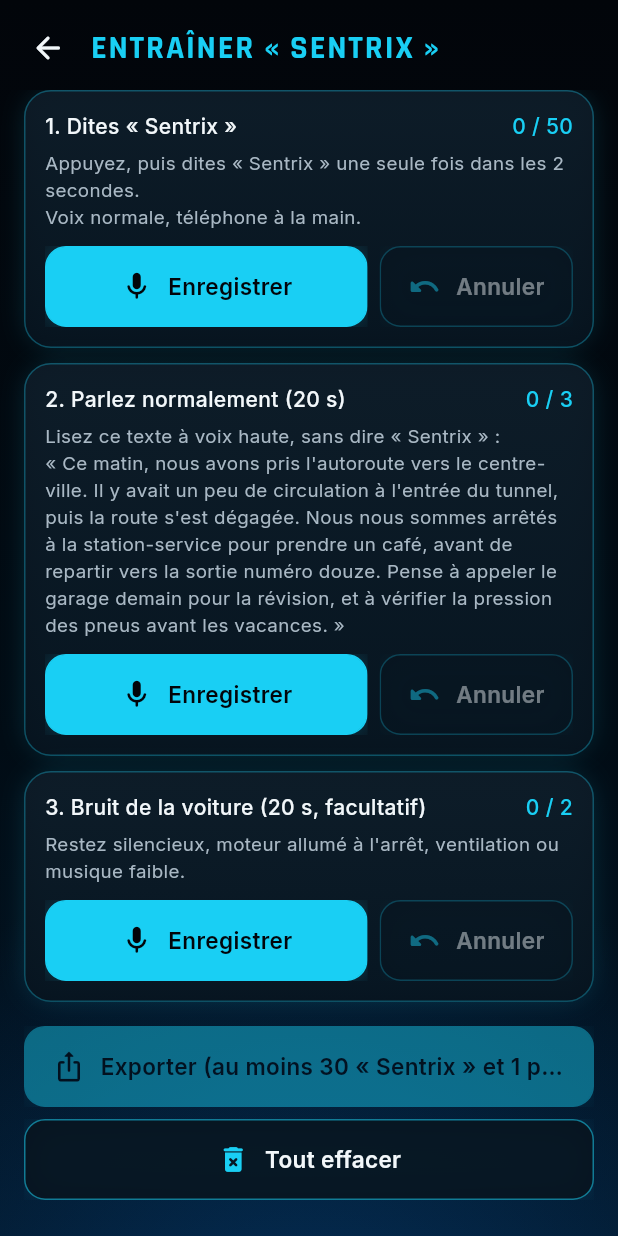
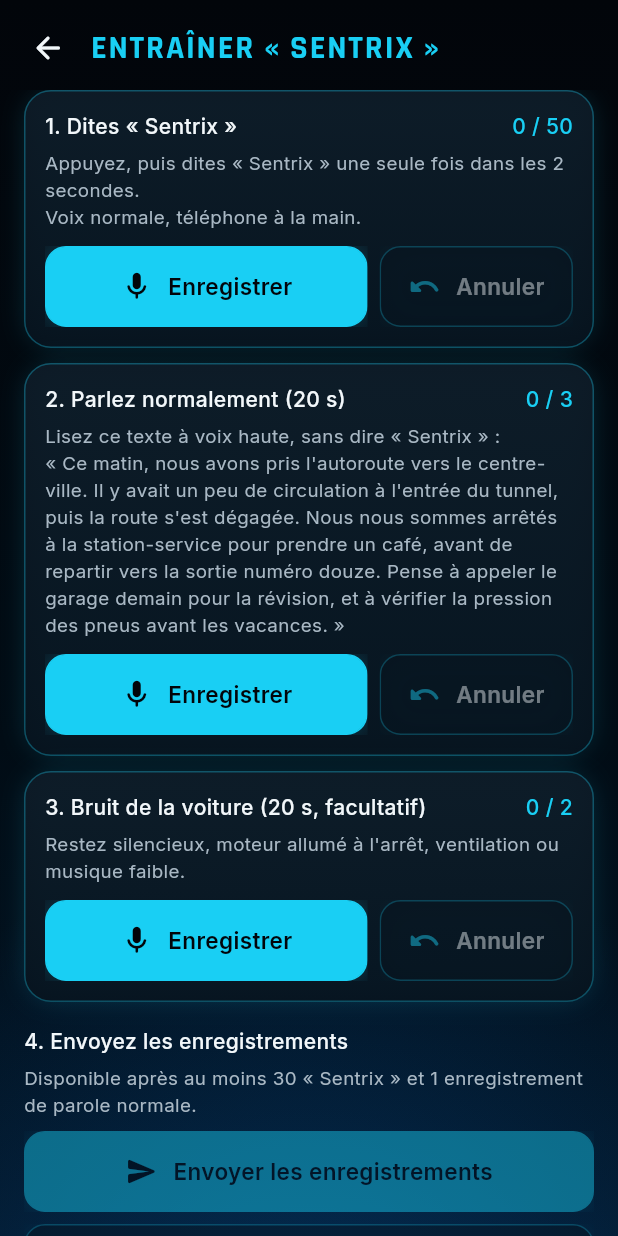
Before and after one commit to hempreur/VIGIROAD, a Flutter app: the VoiceTrainingScreen screen opened by its route, scrolled down 154 dp, on a phone screen of 412 x 824 dp. Run offline on Flutter 3.47's test engine with Material 3 defaults, Android fonts, the phone set to English and light mode, and no system bars; our stand-ins replace audioplayers, camera, cross_file, file_picker, flutter_riverpod, flutter_secure_storage and 9 more; missing offline and left inert: google_mlkit_text_recognition, maplibre_gl, record; accounts and stored records are empty; statements that could not run were skipped.

Commit message:
feat(sentrix): envoi direct des enregistrements (menu de partage) et accès visible (1.1.2) (#24)
L'écran d'entraînement était difficile à trouver (bas des réglages) et
l'export ne faisait qu'enregistrer un fichier. Accès en tête des Réglages et
dans le menu de SENTRIX ; bouton « Envoyer » (application Claude, e-mail,
Drive…) avec la marche à suivre ; « Enregistrer dans un fichier » conservé.


Claude-Session: https://claude.ai/code/session_014xZPsWexrbBqW3v24zUWMc

Co-authored-by: Claude <noreply@anthropic.com>

```diff
--- a/lib/features/sentrix/application/voice_training_controller.dart
+++ b/lib/features/sentrix/application/voice_training_controller.dart
@@ -2,9 +2,11 @@ import 'dart:async';
 import 'dart:io';
 import 'dart:typed_data';
 
+import 'package:cross_file/cross_file.dart';
 import 'package:file_picker/file_picker.dart';
 import 'package:flutter_riverpod/flutter_riverpod.dart';
 import 'package:path_provider/path_provider.dart';
+import 'package:share_plus/share_plus.dart';
 
 import '../../../app/providers.dart';
 import '../../../core/permissions/permission_service.dart';
@@ -24,15 +26,35 @@ final zipSaverProvider = Provider<Future<bool> Function(String name, Uint8List b
       await FilePicker.saveFile(fileName: name, bytes: bytes, mimeType: 'application/zip') != null,
 );
 
+/// Envoi par le menu de partage du système (Claude, e-mail, Drive…) ;
+/// renvoie vrai si l'utilisateur a choisi une destination.
+final zipSharerProvider = Provider<Future<bool> Function(String name, Uint8List bytes)>((ref) {
+  return (name, bytes) async {
+    final dir = await getTemporaryDirectory();
+    final file = File('${dir.path}/$name');
+    await file.writeAsBytes(bytes, flush: true);
+    final result = await SharePlus.instance.share(ShareParams(
+      files: [XFile(file.path, mimeType: 'application/zip')],
+      subject: 'Enregistrements VIGIROAD « Sentrix »',
+      text: 'Enregistrements de ma voix pour entraîner le mot « Sentrix » (VIGIROAD).',
+    ));
+    return result.status != ShareResultStatus.dismissed;
+  };
+});
+
 class VoiceTrainingState {
   const VoiceTrainingState({
     this.counts = const {},
     this.recording,
     this.level = 0,
     this.message,
+    this.exported = false,
   });
 
   final Map<SampleKind, int> counts;
+
+  /// Archive envoyée ou enregistrée au moins une fois (affiche la suite).
+  final bool exported;
 
   /// Type en cours d'enregistrement (null : au repos).
   final SampleKind? recording;
@@ -42,13 +64,20 @@ class VoiceTrainingState {
   int count(SampleKind k) => counts[k] ?? 0;
   bool get canExport => SampleKind.values.every((k) => count(k) >= k.minimum);
 
-  VoiceTrainingState copyWith({Map<SampleKind, int>? counts, SampleKind? recording, bool clearRecording = false, double? level, String? message}) =>
-      VoiceTrainingState(
-        counts: counts ?? this.counts,
-        recording: clearRecording ? null : recording ?? this.recording,
-        level: level ?? this.level,
-        message: message,
-      );
+  VoiceTrainingState copyWith({
+    Map<SampleKind, int>? counts,
+    SampleKind? recording,
+    bool clearRecording = false,
+    double? level,
+    String? message,
+    bool? exported,
+  }) => VoiceTrainingState(
+    counts: counts ?? this.counts,
+    recording: clearRecording ? null : recording ?? this.recording,
+    level: level ?? this.level,
+    message: message,
+    exported: exported ?? this.exported,
+  );
 }
 
 final voiceTrainingProvider = NotifierProvider.autoDispose<VoiceTrainingController, VoiceTrainingState>(VoiceTrainingController.new);
@@ -105,11 +134,26 @@ class VoiceTrainingController extends Notifier<VoiceTrainingState> {
     await refresh();
   }
 
-  /// Exporte l'archive ; renvoie vrai si l'utilisateur l'a enregistrée.
-  Future<bool> export({required String appVersion}) async {
+  static const archiveName = 'vigiroad_sentrix_voix.zip';
+
+  /// Envoie l'archive (menu de partage) ou l'enregistre dans un fichier
+  /// ([toFile]) ; renvoie vrai si l'utilisateur est allé au bout.
+  Future<bool> export({required String appVersion, bool toFile = false}) async {
     final bytes = await (await _store).exportZip(appVersion: appVersion);
-    final ok = await ref.read(zipSaverProvider)('vigiroad_sentrix_voix.zip', bytes);
-    if (ref.mounted && ok) state = state.copyWith(message: 'Archive exportée (${(bytes.length / 1e6).toStringAsFixed(1)} Mo).');
+    final send = toFile ? ref.read(zipSaverProvider) : ref.read(zipSharerProvider);
+    final bool ok;
+    try {
+      ok = await send(archiveName, bytes);
+    } on Object catch (e) {
+      if (ref.mounted) state = state.copyWith(message: 'Envoi impossible : $e');
+      return false;
+    }
+    if (ref.mounted && ok) {
+      state = state.copyWith(
+        exported: true,
+        message: 'Archive prête (${(bytes.length / 1e6).toStringAsFixed(1)} Mo).',
+      );
+    }
     return ok;
   }
 }
--- a/lib/features/sentrix/presentation/voice_training_screen.dart
+++ b/lib/features/sentrix/presentation/voice_training_screen.dart
@@ -10,7 +10,9 @@ import '../application/voice_training_controller.dart';
 import '../data/voice_samples.dart';
 
 /// Version affichée dans l'archive exportée.
-const _appVersion = '1.1.1';
+const _appVersion = '1.1.2';
+
+const _archive = VoiceTrainingController.archiveName;
 
 /// Conseils pour varier les « Sentrix » (un modèle robuste a besoin de
 /// prononciations, de volumes et de distances différents).
@@ -86,16 +88,42 @@ class VoiceTrainingScreen extends ConsumerWidget {
           onUndo: () => c.deleteLast(SampleKind.ambient),
         ),
         const SizedBox(height: 16),
+        Text('4. Envoyez les enregistrements', style: VrText.label),
+        const SizedBox(height: 6),
+        Text(
+          s.canExport
+              ? 'Touchez « Envoyer » puis choisissez l\'application Claude (ou e-mail, Drive…) : le fichier '
+                  '$_archive sera joint à votre message.'
+              : 'Disponible après au moins ${SampleKind.sentrix.minimum} « Sentrix » et 1 enregistrement de parole normale.',
+          style: VrText.caption.copyWith(color: VrColors.textSecondary),
+        ),
+        const SizedBox(height: 8),
         VrButton(
-          label: s.canExport
-              ? 'Exporter les enregistrements (.zip)'
-              : 'Exporter (au moins ${SampleKind.sentrix.minimum} « Sentrix » et 1 parole)',
-          icon: Icons.ios_share_rounded,
+          label: 'Envoyer les enregistrements',
+          icon: Icons.send_rounded,
           style: VrButtonStyle.primary,
           expanded: true,
           onPressed: s.canExport && s.recording == null ? () => c.export(appVersion: _appVersion) : null,
         ),
         const SizedBox(height: 8),
+        VrButton(
+          label: 'Enregistrer dans un fichier',
+          icon: Icons.save_alt_rounded,
+          expanded: true,
+          onPressed: s.canExport && s.recording == null ? () => c.export(appVersion: _appVersion, toFile: true) : null,
+        ),
+        if (s.exported) ...[
+          const SizedBox(height: 10),
+          GlowPanel(
+            padding: const EdgeInsets.all(14),
+            child: Text(
+              'Fichier prêt. Dans la conversation avec Claude, joignez $_archive (bouton « + » ou trombone) '
+              'et envoyez-le. Vous pourrez ensuite effacer les enregistrements de ce téléphone.',
+              style: VrText.caption.copyWith(color: VrColors.textPrimary),
+            ),
+          ),
+        ],
+        const SizedBox(height: 16),
         VrButton(
           label: 'Tout effacer',
           icon: Icons.delete_forever_rounded,
--- a/pubspec.yaml
+++ b/pubspec.yaml
@@ -2,7 +2,7 @@ name: vigiroad
 description: "VIGIROAD - GPS intelligent avec reconnaissance de plaques et assistant vocal SENTRIX."
 publish_to: 'none'
 
-version: 1.1.1+4
+version: 1.1.2+5
 
 environment:
   sdk: ^3.13.7
@@ -42,6 +42,9 @@ dependencies:
   speech_to_text: ^7.5.0
   # Enregistrements pour entraîner le mot « Sentrix » avec la voix de l'utilisateur.
   record: ^7.1.2
+  # Envoi de l'archive d'enregistrements (menu de partage du système).
+  share_plus: ^13.3.1
+  cross_file: ^0.3.4
   flutter_tts: ^4.2.5
   audioplayers: ^6.8.1
 
```
Also changed, not shown: lib/features/navigation/presentation/navigation_screen.dart (+7 -0 lines), lib/features/settings/presentation/settings_screen.dart (+8 -7 lines), 2 other files.
